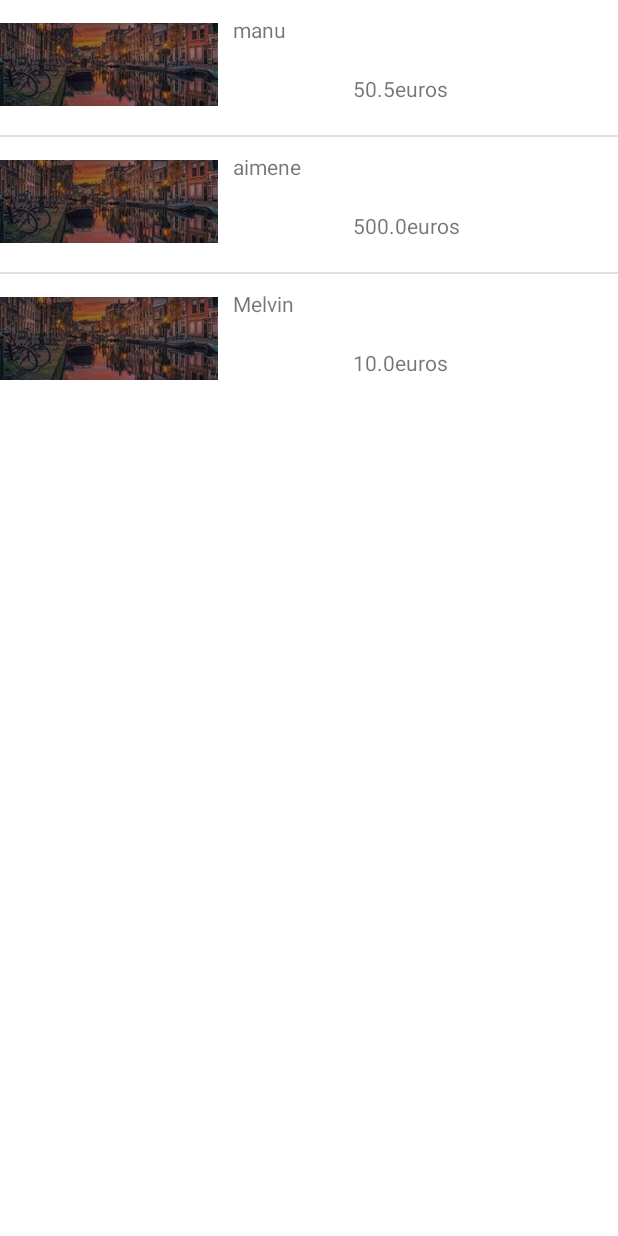
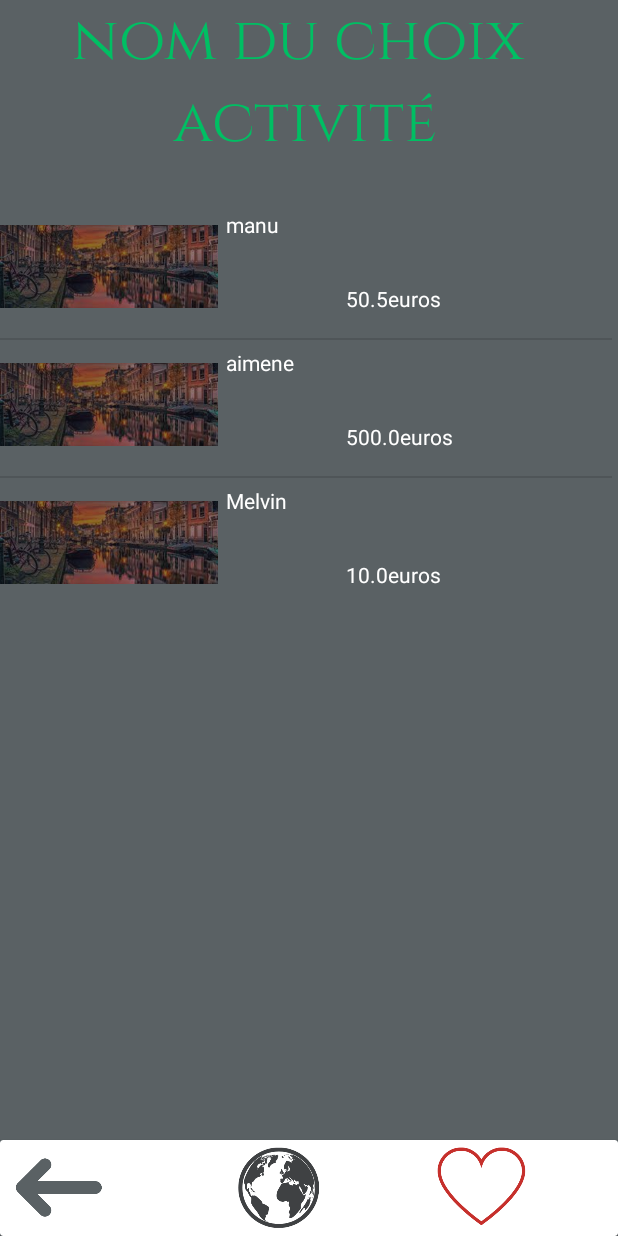
Before and after one commit to Aimene27/CityActivity, an Android app: the Listactivity screen opened directly, with no data from a screen before it, on a phone screen of 412 x 824 dp. Run offline under Robolectric (Android 15) with nearby library versions, the light colour scheme and no system bars.

Commit message:
page liste activité à 95%

```diff
--- a/app/src/main/java/com/example/helloworld/Listactivity.java
+++ b/app/src/main/java/com/example/helloworld/Listactivity.java
@@ -21,7 +21,7 @@ public class Listactivity extends AppCompatActivity {
         constructeurlistList.add(new constructeurlist("aimene","le parfumeur",500));
         constructeurlistList.add(new constructeurlist("Melvin","lightskin",10));
 
-        ListView listactivityview = findViewById(R.id.list_acticity);
+        ListView listactivityview = findViewById(R.id.list_activity);
         listactivityview.setAdapter(new ListactivityAdapt(this,constructeurlistList));
 
     }
--- a/app/src/main/res/layout/list_activity.xml
+++ b/app/src/main/res/layout/list_activity.xml
@@ -1,16 +1,104 @@
 <?xml version="1.0" encoding="utf-8"?>
-<LinearLayout xmlns:android="http://schemas.android.com/apk/res/android"
+<androidx.constraintlayout.widget.ConstraintLayout xmlns:android="http://schemas.android.com/apk/res/android"
     xmlns:app="http://schemas.android.com/apk/res-auto"
     xmlns:tools="http://schemas.android.com/tools"
     android:layout_width="match_parent"
     android:layout_height="match_parent"
-    tools:context=".Listactivity">
+    android:background="@color/NoirTransparent"
+    tools:context=".LesActivity">
 
-    <ListView
-        android:id="@+id/list_acticity"
-        android:layout_width="wrap_content"
-        android:layout_height="wrap_content"
 
-        ></ListView>
+    <LinearLayout
+        android:id="@+id/texte"
+        android:layout_width="408dp"
+        android:layout_height="668dp"
+        android:orientation="vertical"
+        tools:ignore="MissingConstraints"
+        tools:layout_editor_absoluteX="0dp"
+        tools:layout_editor_absoluteY="-2dp">
 
-</LinearLayout>
+        <TextView
+            android:id="@+id/texte1"
+            android:layout_width="wrap_content"
+            android:layout_height="wrap_content"
+            android:layout_gravity="center"
+            android:fontFamily="@font/cinzel"
+            android:text="nom du choix "
+            android:textColor="@color/vert1"
+            android:textSize="40sp"
+            tools:ignore="HardcodedText,TextContrastCheck,TextSizeCheck"
+             />
+
+
+        <TextView
+            android:layout_width="wrap_content"
+            android:layout_height="wrap_content"
+            android:layout_gravity="center"
+            android:fontFamily="@font/cinzel"
+            android:text="activité"
+            android:textColor="@color/vert1"
+            android:textSize="40sp"
+            tools:ignore="HardcodedText,TextContrastCheck" />
+
+        <ListView
+            android:id="@+id/list_activity"
+            android:layout_width="wrap_content"
+            android:layout_height="wrap_content"
+            android:layout_marginTop="25dp"
+            android:layout_marginBottom="0dp"
+
+            ></ListView>
+
+    </LinearLayout>
+
+    <androidx.cardview.widget.CardView
+        android:layout_width="match_parent"
+        android:layout_height="64dp"
+        app:layout_constraintBottom_toBottomOf="parent"
+        tools:ignore="ContentDescription,HardcodedText,MissingConstraints,SpUsage,TextContrastCheck,VisualLintBounds"
+        tools:layout_editor_absoluteX="0dp">
+
+        <LinearLayout
+            android:layout_width="match_parent"
+            android:layout_height="match_parent"
+            android:orientation="horizontal"
+            tools:ignore="ExtraText">
+
+            <ImageView
+                android:id="@+id/retour_arriere"
+                android:layout_width="60dp"
+                android:layout_height="match_parent"
+                android:layout_marginStart="10dp"
+                android:layout_marginLeft="10dp"
+                android:src="@drawable/retour_arriere"
+                tools:ignore="ContentDescription,HardcodedText,MissingConstraints,SpUsage,TextContrastCheck,VisualLintBounds" />
+
+            <ImageView
+                android:id="@+id/accueil"
+                android:layout_width="60dp"
+                android:layout_height="match_parent"
+                android:layout_marginStart="85dp"
+                android:layout_marginLeft="85dp"
+                android:src="@drawable/pageaccueil"
+                tools:ignore="ContentDescription,HardcodedText,MissingConstraints,SpUsage,TextContrastCheck,VisualLintBounds" />
+
+            <ImageView
+                android:id="@+id/favoris"
+                android:layout_width="60dp"
+                android:layout_height="match_parent"
+                android:layout_marginStart="75dp"
+                android:layout_marginLeft="75dp"
+                android:src="@drawable/favoris"
+                tools:ignore="ContentDescription,HardcodedText,MissingConstraints,SpUsage,TextContrastCheck,VisualLintBounds" />
+            />
+
+
+        </LinearLayout>
+
+    </androidx.cardview.widget.CardView>
+
+
+
+
+
+</androidx.constraintlayout.widget.ConstraintLayout>
--- a/app/src/main/res/layout/template_item.xml
+++ b/app/src/main/res/layout/template_item.xml
@@ -13,22 +13,24 @@
 
     <RelativeLayout
         android:layout_width="match_parent"
-        android:layout_height="70dp"
-        android:layout_margin="10dp">
+        android:layout_height="80dp"
+        android:layout_margin="5dp">
 
         <TextView
             android:id="@+id/nom_activity"
             android:layout_width="wrap_content"
             android:layout_height="wrap_content"
-            android:text="@string/nom_default_activity" />
+            android:text="@string/nom_default_activity"
+            android:textColor="@color/white"/>
 
         <TextView
             android:id="@+id/desc_activity"
             android:layout_width="wrap_content"
             android:layout_height="wrap_content"
             android:layout_below="@id/nom_activity"
-            android:layout_marginTop="20dp"
-            android:text="DESCRIPTION" />
+            android:layout_marginTop="30dp"
+            android:text="DESCRIPTION"
+            android:textColor="@color/white"/>
 
         <TextView
             android:id="@+id/prix_activity"
@@ -36,9 +38,10 @@
             android:layout_height="wrap_content"
             android:layout_below="@id/nom_activity"
             android:layout_marginLeft="80dp"
-            android:layout_marginTop="20dp"
+            android:layout_marginTop="30dp"
             android:layout_toRightOf="@id/desc_activity"
-            android:text="PRIX" />
+            android:text="PRIX"
+            android:textColor="@color/white"/>
 
     </RelativeLayout>
 
```
